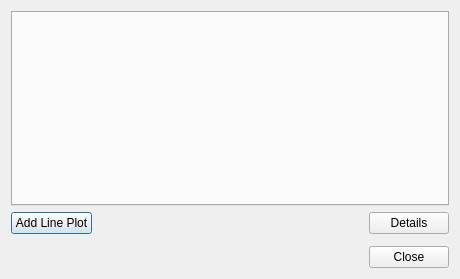
Above: ui/options_plot.ui from Finnventor/plopy before the change. Below: the same form after it.
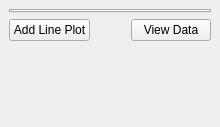
That is the form after the change.

What changed in the file:
```diff
--- a/ui/options_plot.ui
+++ b/ui/options_plot.ui
@@ -1,22 +1,26 @@
 <?xml version="1.0" encoding="UTF-8"?>
 <ui version="4.0">
  <class>PlotOptions</class>
- <widget class="QDialog" name="PlotOptions">
+ <widget class="QDockWidget" name="PlotOptions">
   <property name="geometry">
    <rect>
     <x>0</x>
     <y>0</y>
-    <width>460</width>
-    <height>279</height>
+    <width>220</width>
+    <height>127</height>
    </rect>
   </property>
-  <property name="sizeGripEnabled">
-   <bool>false</bool>
+  <property name="sizePolicy">
+   <sizepolicy hsizetype="Preferred" vsizetype="Minimum">
+    <horstretch>0</horstretch>
+    <verstretch>0</verstretch>
+   </sizepolicy>
   </property>
   <property name="modal">
    <bool>false</bool>
   </property>
-  <layout class="QVBoxLayout" name="verticalLayout">
+  <widget class="QWidget" name="dockWidgetContents">
+   <layout class="QVBoxLayout" name="verticalLayout" stretch="0,0,1">
    <item>
     <widget class="QTabWidget" name="tab_widget">
      <property name="autoFillBackground">
@@ -86,7 +90,7 @@
       <item>
        <widget class="QPushButton" name="detail_button">
         <property name="text">
-         <string>Details</string>
+          <string>View Data</string>
         </property>
        </widget>
       </item>
@@ -94,25 +98,21 @@
     </widget>
    </item>
    <item>
-    <widget class="QDialogButtonBox" name="dialog_button_box">
+     <spacer name="verticalSpacer">
      <property name="orientation">
-      <enum>Qt::Horizontal</enum>
-     </property>
-     <property name="standardButtons">
-      <set>QDialogButtonBox::Close</set>
-     </property>
-     <property name="centerButtons">
-      <bool>false</bool>
-     </property>
-    </widget>
+       <enum>Qt::Vertical</enum>
+      </property>
+      <property name="sizeHint" stdset="0">
+       <size>
+        <width>20</width>
+        <height>40</height>
+       </size>
+      </property>
+     </spacer>
    </item>
   </layout>
  </widget>
- <tabstops>
-  <tabstop>tab_widget</tabstop>
-  <tabstop>line_button</tabstop>
-  <tabstop>detail_button</tabstop>
- </tabstops>
+ </widget>
  <resources/>
  <connections>
   <connection>
```
Left out of the diff: 23 changed lines with no effect on the pictures. Lines whose indentation alone changed are shown as unchanged.
